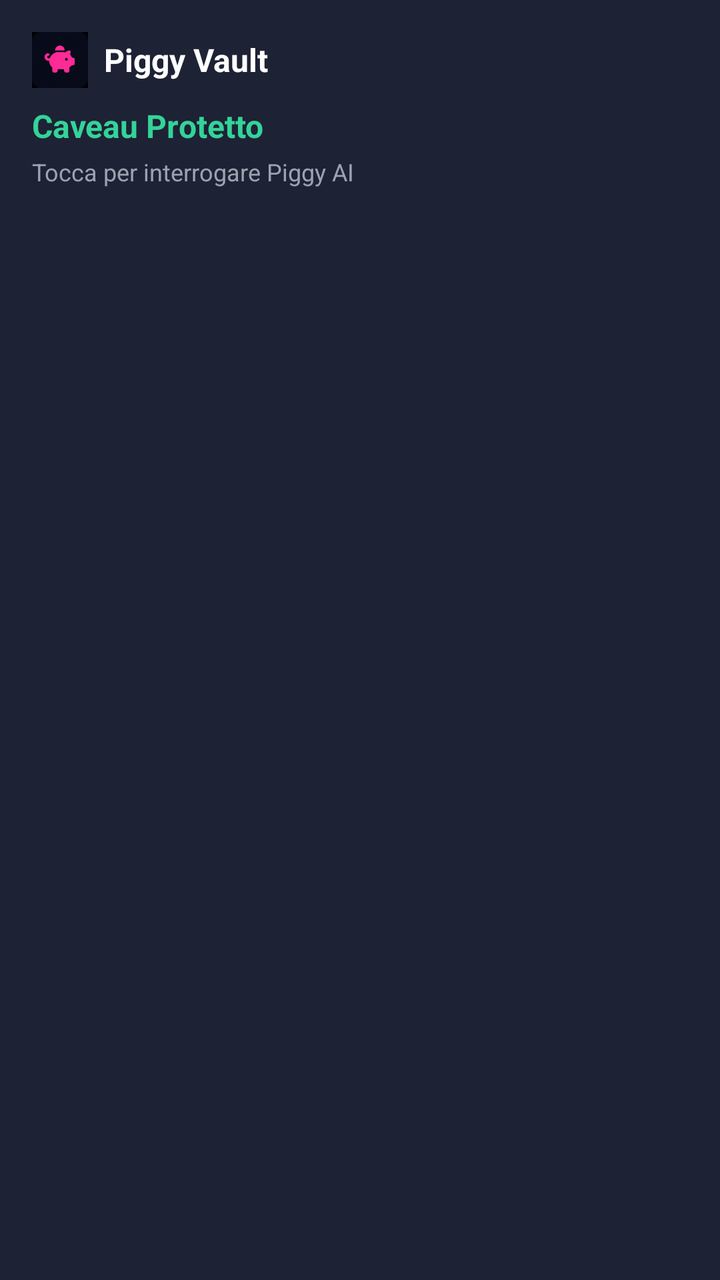
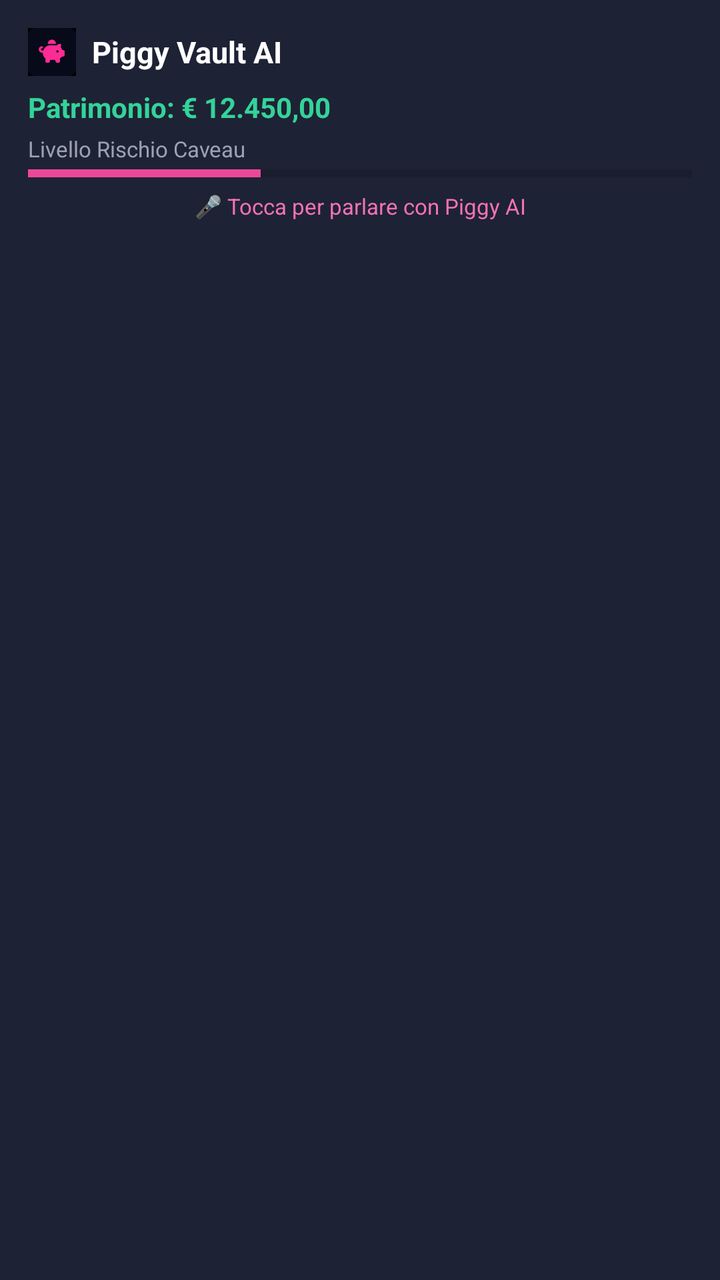

Before-and-after screenshots of an Android layout around one commit, followed by the original layout XML and the change that was made.
<!-- AndroidManifest.xml: fallback theme Theme.MaterialComponents.DayNight.NoActionBar -->
<!-- res/layout/piggy_widget_layout.xml -->
<?xml version="1.0" encoding="utf-8"?>
<LinearLayout xmlns:android="http://schemas.android.com/apk/res/android"
    android:layout_width="match_parent"
    android:layout_height="match_parent"
    android:orientation="vertical"
    android:background="#1E2235"
    android:padding="16dp">

    <LinearLayout
        android:layout_width="match_parent"
        android:layout_height="wrap_content"
        android:orientation="horizontal"
        android:gravity="center_vertical">
        <ImageView
            android:layout_width="28dp"
            android:layout_height="28dp"
            android:src="@mipmap/ic_launcher" />
        <TextView
            android:layout_width="wrap_content"
            android:layout_height="wrap_content"
            android:text="Piggy Vault"
            android:textColor="#FFFFFF"
            android:textSize="16sp"
            android:textStyle="bold"
            android:layout_marginStart="8dp" />
    </LinearLayout>

    <TextView
        android:id="@+id/widget_patrimonio"
        android:layout_width="wrap_content"
        android:layout_height="wrap_content"
        android:text="Caveau Protetto"
        android:textColor="#34D399"
        android:textSize="16sp"
        android:textStyle="bold"
        android:layout_marginTop="8dp" />

    <TextView
        android:layout_width="wrap_content"
        android:layout_height="wrap_content"
        android:text="Tocca per interrogare Piggy AI"
        android:textColor="#9CA3AF"
        android:textSize="12sp"
        android:layout_marginTop="4dp" />
</LinearLayout>
<!-- resources referenced by this layout -->
<resources>
  <!-- mipmap ic_launcher: png bitmap (mipmap-hdpi, 3632 bytes) -->
</resources>

<!-- the commit's change to res/layout/piggy_widget_layout.xml (unified diff, before → after) -->
@@ -4,7 +4,7 @@
     android:layout_height="match_parent"
     android:orientation="vertical"
     android:background="#1E2235"
-    android:padding="16dp">
+    android:padding="14dp">
 
     <LinearLayout
         android:layout_width="match_parent"
@@ -12,34 +12,53 @@
         android:orientation="horizontal"
         android:gravity="center_vertical">
         <ImageView
-            android:layout_width="28dp"
-            android:layout_height="28dp"
+            android:layout_width="24dp"
+            android:layout_height="24dp"
             android:src="@mipmap/ic_launcher" />
         <TextView
             android:layout_width="wrap_content"
             android:layout_height="wrap_content"
-            android:text="Piggy Vault"
+            android:text="Piggy Vault AI"
             android:textColor="#FFFFFF"
-            android:textSize="16sp"
+            android:textSize="15sp"
             android:textStyle="bold"
             android:layout_marginStart="8dp" />
     </LinearLayout>
 
     <TextView
         android:id="@+id/widget_patrimonio"
-        android:layout_width="wrap_content"
+        android:layout_width="match_parent"
         android:layout_height="wrap_content"
-        android:text="Caveau Protetto"
+        android:text="Patrimonio: € 12.450,00"
         android:textColor="#34D399"
-        android:textSize="16sp"
+        android:textSize="14sp"
         android:textStyle="bold"
-        android:layout_marginTop="8dp" />
+        android:layout_marginTop="6dp" />
 
     <TextView
         android:layout_width="wrap_content"
         android:layout_height="wrap_content"
-        android:text="Tocca per interrogare Piggy AI"
+        android:text="Livello Rischio Caveau"
         android:textColor="#9CA3AF"
-        android:textSize="12sp"
+        android:textSize="11sp"
         android:layout_marginTop="4dp" />
+
+    <ProgressBar
+        android:id="@+id/widget_risk_progress"
+        style="?android:attr/progressBarStyleHorizontal"
+        android:layout_width="match_parent"
+        android:layout_height="6dp"
+        android:progress="35"
+        android:progressTint="#EC4899"
+        android:backgroundTint="#374151"
+        android:layout_marginTop="2dp" />
+
+    <TextView
+        android:layout_width="match_parent"
+        android:layout_height="wrap_content"
+        android:text="🎤 Tocca per parlare con Piggy AI"
+        android:textColor="#F472B6"
+        android:textSize="11sp"
+        android:layout_marginTop="6dp"
+        android:gravity="center" />
 </LinearLayout>
